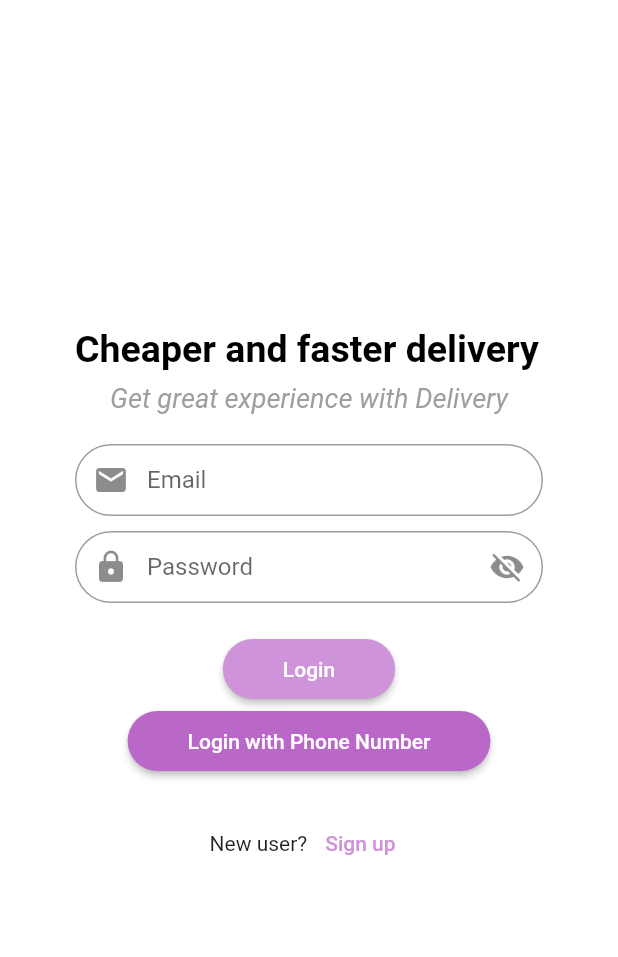
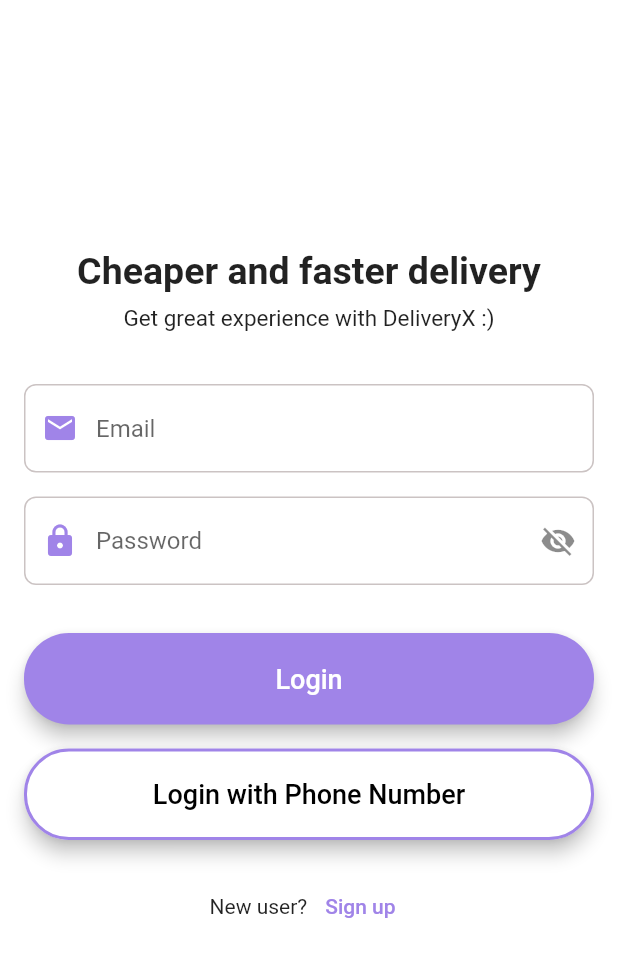
Before and after one commit to dipanshughime/deliveryX, a Flutter app: the screen it shows after launch, on a phone screen of 412 x 824 dp. Shown: the top 957 px of the screen. Run offline on Flutter 3.47's test engine with Material 2 defaults, Android fonts, the light colour scheme and no system bars; our stand-ins replace carousel_slider, cloud_firestore, firebase_auth, firebase_core, flutter_spinkit, fluttertoast and 2 more; missing offline and left inert: dart:ffi; accounts and stored records are empty.

Commit message:
changed ui of login_screen

```diff
--- a/lib/Users/Users_screen/Traveller/homepage.dart
+++ b/lib/Users/Users_screen/Traveller/homepage.dart
@@ -205,7 +205,6 @@ class _HomePageState extends State<HomePage> {
           ],
         ),
       ),
-
       bottomNavigationBar: BottomNavigationBar(
         currentIndex: _currentIndex,
         onTap: (index) {
@@ -227,7 +226,9 @@ class _HomePageState extends State<HomePage> {
           } else if (index == 3) {
             Navigator.push(
               context,
-      MaterialPageRoute(builder: (context) =>Profilepage_Sender()), // Replace 'AnotherPage()' with the page you want to navigate to
+              MaterialPageRoute(
+                  builder: (context) =>
+                      Profilepage_Sender()), // Replace 'AnotherPage()' with the page you want to navigate to
             );
           }
         },
@@ -262,7 +263,6 @@ class _HomePageState extends State<HomePage> {
           ),
         ],
       ),
-
     );
   }
 }
--- a/lib/Users/Users_screen/login_screen.dart
+++ b/lib/Users/Users_screen/login_screen.dart
@@ -21,26 +21,17 @@ class _LoginScreenState extends State<LoginScreen> {
       TextEditingController();
   bool passwordVisible = false;
 
-
-
   void _login() async {
-
     try {
       final user = await _authService.signInWithEmailAndPassword(
         emailTextEditingController.text.trim(),
         passwordTextEditingController.text.trim(),
       );
 
-
-
-
-
       if (user != null) {
-
-
-
         // await storage.write(key: "token", value: "your_token_here");
-        Navigator.push(context, MaterialPageRoute(builder: (c) => Onboarding()));
+        Navigator.push(
+            context, MaterialPageRoute(builder: (c) => Onboarding()));
       } else {
         // Handle login failure
         _showDialog("Login Failed", "Invalid credentials. Please try again.");
@@ -51,7 +42,6 @@ class _LoginScreenState extends State<LoginScreen> {
       _showDialog("Login Error", "An error occurred while logging in.");
     }
   }
-
 
   void _showDialog(String title, String content) {
     showDialog(
@@ -74,54 +64,53 @@ class _LoginScreenState extends State<LoginScreen> {
   @override
   Widget build(BuildContext context) {
     return Scaffold(
-      body: Padding(
-        padding: const EdgeInsets.all(50),
+      body: SingleChildScrollView(
+        child: Padding(
+          padding: const EdgeInsets.all(16),
           child: Column(
-          mainAxisAlignment: MainAxisAlignment.center,
+            //mainAxisAlignment: MainAxisAlignment.center,
             crossAxisAlignment: CrossAxisAlignment.center,
             children: [
+              SizedBox(height: 150),
               Text(
-              'Cheaper and faster delivery ',
+                'Cheaper and faster delivery',
                 style: TextStyle(
-                color: Colors.black,
                   fontSize: 25,
                   fontWeight: FontWeight.bold,
                 ),
               ),
               SizedBox(height: 8),
               Text(
-              'Get great experience with Delivery',
+                'Get great experience with DeliveryX :)',
                 style: TextStyle(
-                color: Colors.grey,
-                fontSize: 18,
-                fontWeight: FontWeight.normal,
-                fontStyle: FontStyle.italic,
+                  fontSize: 15,
                 ),
               ),
-            SizedBox(height: 20),
+              SizedBox(height: 35),
               TextField(
                 controller: emailTextEditingController,
                 keyboardType: TextInputType.emailAddress,
                 decoration: InputDecoration(
+                  prefixIcon: Icon(Icons.email, color: Color(0xFFA084E8)),
                   hintText: "Email",
-                prefixIcon: Icon(Icons.email),
-                contentPadding: EdgeInsets.symmetric(horizontal: 20),
-                border: OutlineInputBorder(
-                  borderRadius: BorderRadius.circular(30),
+                  border: OutlineInputBorder(),
+                  enabledBorder: OutlineInputBorder(
+                    borderSide:
+                        BorderSide(color: Color.fromARGB(255, 203, 195, 195)),
+                    borderRadius: BorderRadius.circular(8),
+                  ),
+                  focusedBorder: OutlineInputBorder(
+                    borderSide: BorderSide(color: Color(0xFFA084E8)),
+                    borderRadius: BorderRadius.circular(15),
                   ),
                 ),
               ),
-            SizedBox(height: 10),
+              SizedBox(height: 16),
               TextFormField(
                 controller: passwordTextEditingController,
                 obscureText: !passwordVisible,
                 decoration: InputDecoration(
-                hintText: "Password",
-                prefixIcon: Icon(Icons.lock),
-                contentPadding: EdgeInsets.symmetric(horizontal: 20),
-                border: OutlineInputBorder(
-                  borderRadius: BorderRadius.circular(30),
-                ),
+                  prefixIcon: Icon(Icons.lock, color: Color(0xFFA084E8)),
                   suffixIcon: IconButton(
                     icon: Icon(
                       passwordVisible ? Icons.visibility : Icons.visibility_off,
@@ -132,6 +121,17 @@ class _LoginScreenState extends State<LoginScreen> {
                       });
                     },
                   ),
+                  hintText: "Password",
+                  border: OutlineInputBorder(),
+                  enabledBorder: OutlineInputBorder(
+                    borderSide:
+                        BorderSide(color: Color.fromARGB(255, 203, 195, 195)),
+                    borderRadius: BorderRadius.circular(8),
+                  ),
+                  focusedBorder: OutlineInputBorder(
+                    borderSide: BorderSide(color: Color(0xFFA084E8)),
+                    borderRadius: BorderRadius.circular(15),
+                  ),
                 ),
                 validator: (value) {
                   if (value!.isEmpty) {
@@ -140,43 +140,64 @@ class _LoginScreenState extends State<LoginScreen> {
                   return null;
                 },
               ),
-            SizedBox(height: 20),
-            ElevatedButton(
+              SizedBox(height: 32),
+              Center(
+                child: Container(
+                  width: double.infinity,
+                  child: ElevatedButton(
                     onPressed: () {
                       _login();
                     },
-              style: ElevatedButton.styleFrom(
-                shape: RoundedRectangleBorder(
-                  borderRadius: BorderRadius.circular(30),
-                ),
-                primary: Colors.purple[200],
-                onPrimary: Colors.white,
-              ),
-              child: Padding(
-                padding: const EdgeInsets.symmetric(
-                  vertical: 12,
-                  horizontal: 24,
-                ),
-                child: Text('Login'),
+                    child: Text(
+                      'Login',
+                      style: TextStyle(
+                        color: Colors.white,
+                        fontSize: 18,
                       ),
                     ),
-            ElevatedButton(
+                    style: ElevatedButton.styleFrom(
+                      primary: Color(0xFFA084E8), // Button color
+                      onPrimary: Colors.black, // Text color
+                      padding: EdgeInsets.all(20),
+                      shape: RoundedRectangleBorder(
+                        borderRadius: BorderRadius.circular(30.0),
+                      ),
+                      elevation: 5,
+                      //minimumSize: Size(double.infinity, 0), // Full width
+                    ),
+                  ),
+                ),
+              ),
+              SizedBox(height: 16),
+              Center(
+                child: Container(
+                  width: double.infinity,
+                  child: ElevatedButton(
                     onPressed: () {
-                Navigator.push(context, MaterialPageRoute(builder: (c) => LoginScreenOTP()));
+                      Navigator.push(context,
+                          MaterialPageRoute(builder: (c) => LoginScreenOTP()));
                     },
+                    child: Text(
+                      'Login with Phone Number',
+                      style: TextStyle(
+                        color: Colors.black,
+                        fontSize: 18,
+                      ),
+                    ),
                     style: ElevatedButton.styleFrom(
+                      backgroundColor: Colors.white,
+                      padding: EdgeInsets.all(20),
+                      side: BorderSide(
+                        width: 2,
+                        color: Color(0xFFA084E8),
+                      ),
                       shape: RoundedRectangleBorder(
-                  borderRadius: BorderRadius.circular(30),
+                        borderRadius: BorderRadius.circular(30.0),
                       ),
-                primary: Colors.purple[300],
-                onPrimary: Colors.white,
+                      elevation: 5,
+                      //minimumSize: Size(double.infinity, 0), // Full width
                     ),
-              child: Padding(
-                padding: const EdgeInsets.symmetric(
-                  vertical: 12,
-                  horizontal: 24,
                   ),
-                child: Text('Login with Phone Number'),
                 ),
               ),
               SizedBox(height: 20),
@@ -186,11 +207,16 @@ class _LoginScreenState extends State<LoginScreen> {
                   Text("New user? "),
                   TextButton(
                     onPressed: () {
-                    Navigator.push(context, MaterialPageRoute(builder: (c) => Profilepage_Sender()));
+                      Navigator.push(
+                          context,
+                          MaterialPageRoute(
+                              builder: (c) => Profilepage_Sender()));
                     },
                     child: Text(
                       'Sign up',
-                    style: TextStyle(color: Colors.purple[200]),
+                      style: TextStyle(
+                        color: Color(0xFFA084E8),
+                      ),
                     ),
                   ),
                 ],
@@ -199,6 +225,7 @@ class _LoginScreenState extends State<LoginScreen> {
             ],
           ),
         ),
+      ),
     );
   }
 }
--- a/lib/Users/Users_screen/registration.dart
+++ b/lib/Users/Users_screen/registration.dart
@@ -1,7 +1,6 @@
 import 'package:flutter/material.dart';
 import 'package:fluttertoast/fluttertoast.dart';
 import 'package:font_awesome_flutter/font_awesome_flutter.dart';
-
 
 import '../../services/auth.dart';
 import '../../services/firestore.dart';
```
Also changed, not shown: lib/Users/Splash_screen/splash_screen.dart (+0 -30 lines), lib/Users/Users_screen/Sender/homepage.dart (+4 -11 lines), lib/Users/Users_screen/Sender/order_details.dart (+5 -16 lines), lib/Users/Users_screen/Sender/profilepage.dart (+3 -4 lines), lib/Users/Users_screen/SignInWithGoogle.dart (+6 -23 lines), lib/Users/Users_screen/login_with_otp.dart (+8 -11 lines), lib/services/auth.dart (+4 -19 lines), lib/services/firestore.dart (+0 -11 lines), lib/firebase_options.dart, pubspec.lock. Lines whose indentation alone changed are shown as unchanged.
